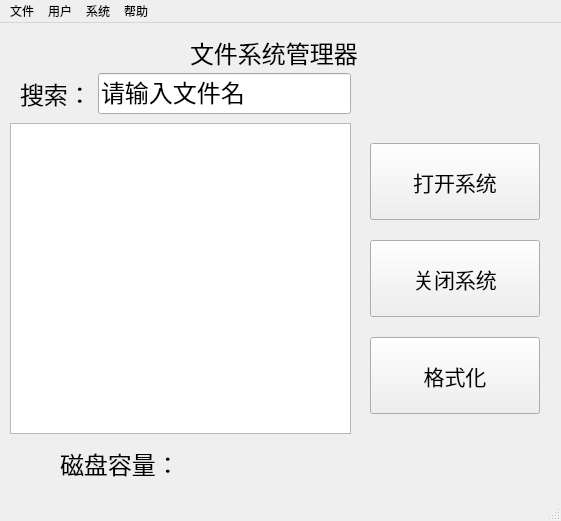
mcdudu233/FileSystem, file form/mainwindow.ui: the form before one commit.
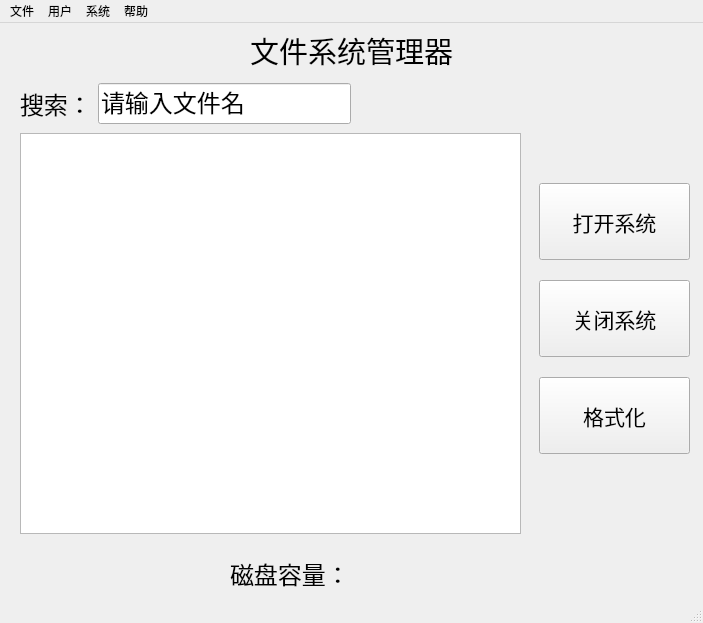
The form after the commit.

The edit to the form file:
```diff
--- a/form/mainwindow.ui
+++ b/form/mainwindow.ui
@@ -6,8 +6,8 @@
    <rect>
     <x>0</x>
     <y>0</y>
-    <width>561</width>
-    <height>521</height>
+    <width>703</width>
+    <height>623</height>
    </rect>
   </property>
   <property name="windowTitle">
@@ -17,18 +17,18 @@
    <widget class="QTreeView" name="treeView">
     <property name="geometry">
      <rect>
-      <x>10</x>
-      <y>100</y>
-      <width>341</width>
-      <height>311</height>
+      <x>20</x>
+      <y>110</y>
+      <width>501</width>
+      <height>401</height>
      </rect>
     </property>
    </widget>
    <widget class="QWidget" name="horizontalLayoutWidget">
     <property name="geometry">
      <rect>
-      <x>60</x>
-      <y>420</y>
+      <x>230</x>
+      <y>530</y>
       <width>231</width>
       <height>41</height>
      </rect>
@@ -66,7 +66,7 @@
     <property name="geometry">
      <rect>
       <x>20</x>
-      <y>50</y>
+      <y>60</y>
       <width>331</width>
       <height>41</height>
      </rect>
@@ -103,9 +103,9 @@
    <widget class="QWidget" name="verticalLayoutWidget">
     <property name="geometry">
      <rect>
-      <x>370</x>
-      <y>120</y>
-      <width>170</width>
+      <x>539</x>
+      <y>160</y>
+      <width>151</width>
       <height>271</height>
      </rect>
     </property>
@@ -172,16 +172,16 @@
    <widget class="QLabel" name="label_2">
     <property name="geometry">
      <rect>
-      <x>190</x>
-      <y>10</y>
-      <width>181</width>
+      <x>250</x>
+      <y>8</y>
+      <width>211</width>
       <height>39</height>
      </rect>
     </property>
     <property name="font">
      <font>
       <family>宋体</family>
-      <pointsize>18</pointsize>
+      <pointsize>22</pointsize>
      </font>
     </property>
     <property name="text">
@@ -214,7 +214,7 @@
     <rect>
      <x>0</x>
      <y>0</y>
-     <width>561</width>
+     <width>703</width>
      <height>33</height>
     </rect>
    </property>
```
